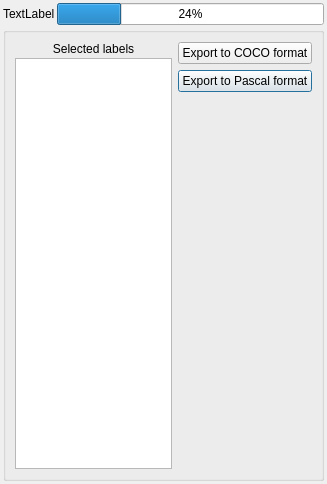
Above: src/dialogexporter.ui from otre99/TaggerTool before the change. Below: the same form after it.
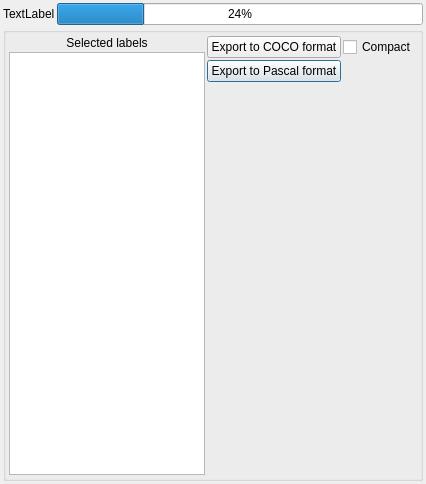
That is the form after the change.

Patch:
```diff
--- a/src/dialogexporter.ui
+++ b/src/dialogexporter.ui
@@ -6,7 +6,7 @@
    <rect>
     <x>0</x>
     <y>0</y>
-    <width>327</width>
+    <width>426</width>
     <height>484</height>
    </rect>
   </property>
@@ -62,6 +62,21 @@
       <string/>
      </property>
      <layout class="QGridLayout" name="gridLayout">
+      <property name="leftMargin">
+       <number>3</number>
+      </property>
+      <property name="topMargin">
+       <number>3</number>
+      </property>
+      <property name="rightMargin">
+       <number>3</number>
+      </property>
+      <property name="bottomMargin">
+       <number>3</number>
+      </property>
+      <property name="spacing">
+       <number>2</number>
+      </property>
       <item row="1" column="1">
        <widget class="QPushButton" name="pBExportPascal">
         <property name="text">
@@ -69,13 +84,6 @@
         </property>
        </widget>
       </item>
-      <item row="0" column="1">
-       <widget class="QPushButton" name="pBExportCoco">
-        <property name="text">
-         <string>Export to COCO format</string>
-        </property>
-       </widget>
-      </item>
       <item row="2" column="1">
        <spacer name="verticalSpacer">
         <property name="orientation">
@@ -122,6 +130,20 @@
         </item>
        </layout>
       </item>
+      <item row="0" column="1">
+       <widget class="QPushButton" name="pBExportCoco">
+        <property name="text">
+         <string>Export to COCO format</string>
+        </property>
+       </widget>
+      </item>
+      <item row="0" column="2">
+       <widget class="QCheckBox" name="checkBoxCompact">
+        <property name="text">
+         <string>Compact</string>
+        </property>
+       </widget>
+      </item>
      </layout>
     </widget>
    </item>
```
